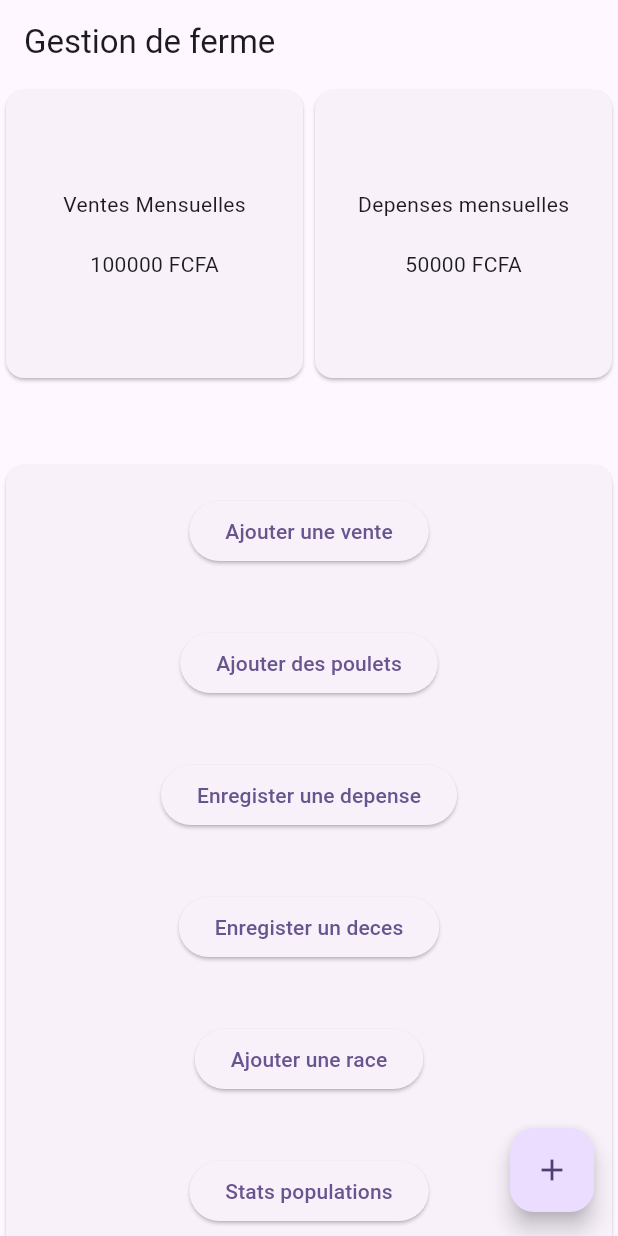
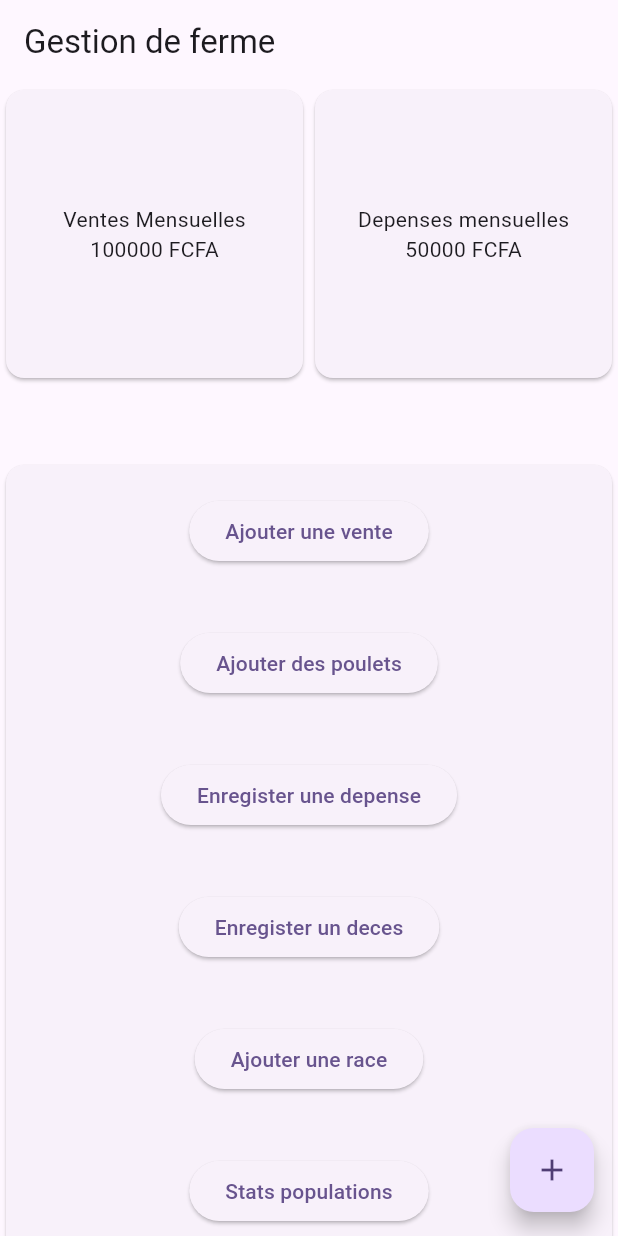
Before and after one commit to tonydgbd/farmges, a Flutter app: the screen it shows after launch, on a phone screen of 412 x 824 dp. Run offline on Flutter 3.47's test engine with Material 2 defaults, Android fonts, the phone set to English and light mode, and no system bars; our stand-ins replace cloud_firestore, firebase_core, flutter_easyloading, get; missing offline and left inert: add_2_calendar; accounts and stored records are empty.

Commit message:
add stats

```diff
--- a/lib/views/pages/home.dart
+++ b/lib/views/pages/home.dart
@@ -18,7 +18,7 @@ class HomePage extends StatelessWidget {
     {"page": AjoutDepense, "label": "Enregister une depense"},
     {"page": AjoutDeces, "label": "Enregister un deces"},
     {"page": AjoutRace, "label": "Ajouter une race"},
-    {"page": StatisquePopulation, "label": "Stats populations"}
+    {"page": StatistiquePopulation, "label": "Stats populations"}
   ];
 
   final TransactionsController transactions = TransactionsController();
@@ -32,8 +32,14 @@ class HomePage extends StatelessWidget {
             child: Row(
               mainAxisAlignment: MainAxisAlignment.center,
               children: [
-                StatCard('Ventes Mensuelles', 100000),
-                StatCard('Depenses mensuelles', 50000),
+                StatCard(children: [
+                  const Text('Ventes Mensuelles'),
+                  const Text('100000 FCFA')
+                ]),
+                StatCard(children: [
+                  const Text('Depenses mensuelles'),
+                  const Text('50000 FCFA')
+                ]),
               ],
             ),
           ),
@@ -64,8 +70,8 @@ class HomePage extends StatelessWidget {
                             case AjoutVente:
                               pageWidget = AjoutVente();
                               break;
-                            case StatisquePopulation:
-                              pageWidget = StatisquePopulation();
+                            case StatistiquePopulation:
+                              pageWidget = StatistiquePopulation();
                               break;
                           }
                           Get.to(pageWidget);
--- a/lib/views/widgets/stat_card.dart
+++ b/lib/views/widgets/stat_card.dart
@@ -1,7 +1,7 @@
 import 'package:flutter/material.dart';
 import 'package:get/get.dart';
 
-Widget StatCard(String title, int amount) {
+Widget StatCard({children}) {
   return LayoutBuilder(builder: (context, constraints) {
     return Container(
       width: constraints.maxWidth > 500 ? Get.width * 0.5 : Get.width * 0.8,
@@ -12,11 +12,7 @@ Widget StatCard(String title, int amount) {
           child: Column(
             mainAxisAlignment: MainAxisAlignment.center,
             crossAxisAlignment: CrossAxisAlignment.center,
-            children: [
-              Text(title),
-              const Padding(padding: EdgeInsets.all(10)),
-              Text("$amount FCFA")
-            ],
+            children: children,
           ),
         ),
       ),
```
Also changed, not shown: lib/views/pages/statistiques.dart (+49 -3 lines).
